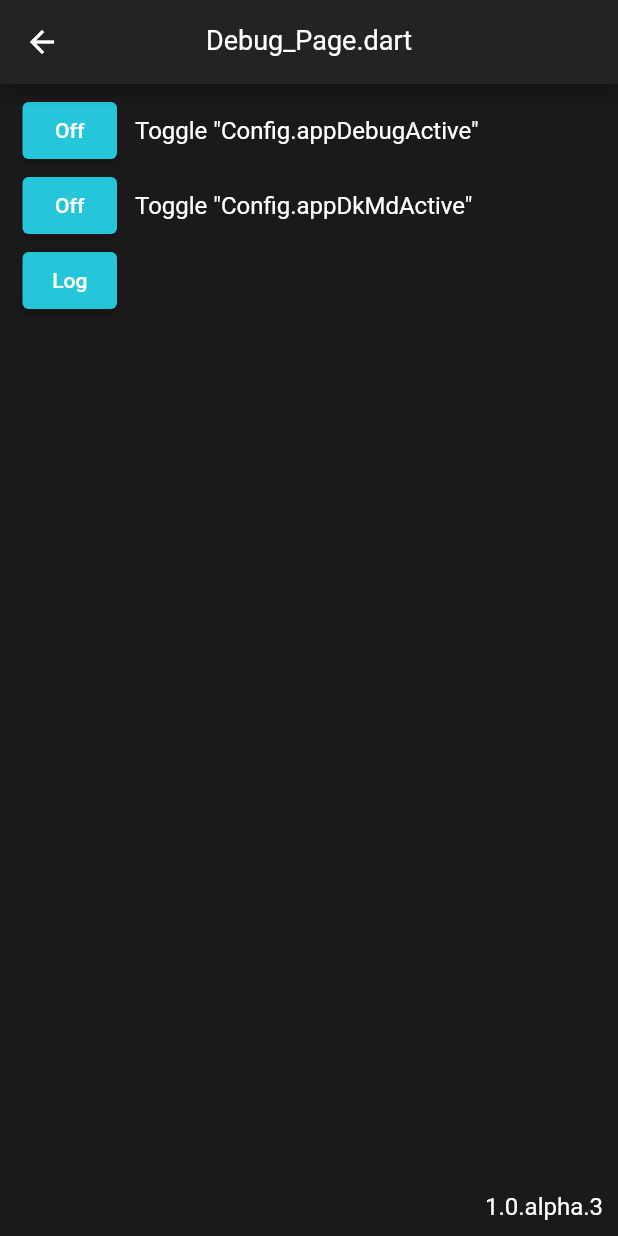
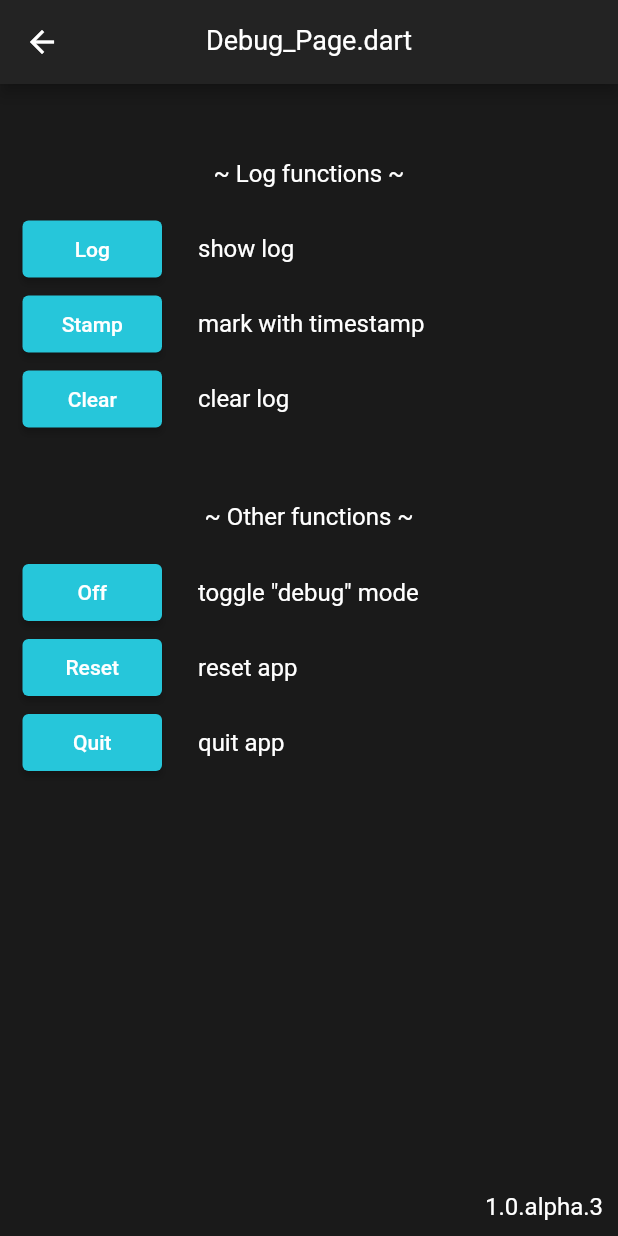
Before and after one commit to redfrogred/examples, a Flutter app: the Debug_Page screen opened by its route, on a phone screen of 412 x 824 dp. Run offline on Flutter 3.47's test engine with Material 2 defaults, Android fonts, the phone set to English and light mode, and no system bars; our stand-ins replace page_transition, webview_flutter.

Commit message:
blue showing in log

```diff
--- a/lib/classes/Utils.dart
+++ b/lib/classes/Utils.dart
@@ -4,6 +4,9 @@ import 'package:flutter/foundation.dart';
 import './Config.dart';
 
 class Utils {
+
+  static String _lastFileName = '';
+  static String str = '';
 
   // timestamp stuff
   static int beginTimeStamp = DateTime.now().millisecondsSinceEpoch;
@@ -49,7 +52,16 @@ class Utils {
       if (kDebugMode) {
         print('(${ timeDiff() }) >> ($filename) $message');
       }
-      Config.log += '<tr class="timestamp"><td class="yellow">${ timeDiff() }</td><td><b>$filename</b></span></td></tr><tr class="description"><td></td><td class="ltgrey">$message</td></tr>';
+      // if the calling filename has changed, highlight it in blue
+      if ( filename == _lastFileName ) {
+        str = '<b>$filename</b>';
+      }
+      else {
+        str = '<b class="blue">$filename</b>';
+      }
+      _lastFileName = filename;
+
+      Config.log += '<tr class="timestamp"><td class="yellow">${ timeDiff() }</td><td><b>$str</b></span></td></tr><tr class="description"><td></td><td class="ltgrey">$message</td></tr>';
 
     // show highlighted?
     if ( highlight == true ) {
--- a/lib/pages/Debug_Page.dart
+++ b/lib/pages/Debug_Page.dart
@@ -22,6 +22,7 @@ class _Debug_PageState extends State<Debug_Page> {
 
   // (this page) variables
   static const String _fileName = 'Debug_Page.dart';
+  static const double _buttonWidth = 120;     // the width of the buttons on the left
 
   // (this page) init and dispose
   @override
@@ -67,10 +68,103 @@ class _Debug_PageState extends State<Debug_Page> {
                 color: Colors.transparent,
                 child: Column(
                   children: [
+
+
+                    Container(
+                      child: Padding(
+                        padding: const EdgeInsets.fromLTRB(0,50,0,10),
+                        child: Text('~ Log functions ~'),
+                      ),
+                    ),
                     Row(
                       children: [
                         SizedBox(
-                          width: 90,
+                          width: _buttonWidth,
+                          height: 50,
+                          child: Padding(
+                            padding: EdgeInsets.fromLTRB(15,12,12,0),
+                            child: ElevatedButton(
+                              child: Text('Log'),
+                              onPressed: () {
+                                Utils.log( _fileName, '(event) clicked "go to Log_Page()"');
+                                Navigator.of(context).push(
+                                  MaterialPageRoute(builder: (_) => Log_Page())
+                                );
+                              },
+                            ),
+                          ),
+                        ),
+                        Padding(
+                          padding: EdgeInsets.fromLTRB(12,12,12,0),
+                          child: Text('show log'),
+                        ),
+                      ]
+                    ),
+                    Row(
+                      children: [
+                        SizedBox(
+                          width: _buttonWidth,
+                          height: 50,
+                          child: Padding(
+                            padding: EdgeInsets.fromLTRB(15,12,12,0),
+                            child: ElevatedButton(
+                              child: Text('Stamp'),
+                              onPressed: () {
+                                Utils.log( _fileName, '(event) clicked "go to Log_Page()"');
+                                Navigator.of(context).push(
+                                  MaterialPageRoute(builder: (_) => Log_Page())
+                                );
+                              },
+                            ),
+                          ),
+                        ),
+                        Padding(
+                          padding: EdgeInsets.fromLTRB(12,12,12,0),
+                          child: Text('mark with timestamp'),
+                        ),
+                      ]
+                    ),
+                    Row(
+                      children: [
+                        SizedBox(
+                          width: _buttonWidth,
+                          height: 50,
+                          child: Padding(
+                            padding: EdgeInsets.fromLTRB(15,12,12,0),
+                            child: ElevatedButton(
+                              child: Text('Clear'),
+                              onPressed: () {
+                                Utils.log( _fileName, '(event) clicked "go to Log_Page()"');
+                                Navigator.of(context).push(
+                                  MaterialPageRoute(builder: (_) => Log_Page())
+                                );
+                              },
+                            ),
+                          ),
+                        ),
+                        Padding(
+                          padding: EdgeInsets.fromLTRB(12,12,12,0),
+                          child: Text('clear log'),
+                        ),
+                      ]
+                    ),
+
+
+
+
+
+
+
+                    Container(
+                      child: Padding(
+                        padding: const EdgeInsets.fromLTRB(0,50,0,10),
+                        child: Text('~ Other functions ~'),
+                      ),
+                    ),
+                    Row(
+                      children: [
+                        SizedBox(
+                          width: _buttonWidth,
                           height: 50,
                           child: Padding(
                             padding: EdgeInsets.fromLTRB(15,12,12,0),
@@ -81,48 +175,47 @@ class _Debug_PageState extends State<Debug_Page> {
                           ),
                         ),
                         Padding(
-                          padding: EdgeInsets.fromLTRB(0,12,12,0),
-                          child: Text('Toggle "Config.appDebugActive"'),
+                          padding: EdgeInsets.fromLTRB(12,12,12,0),
+                          child: Text('toggle "debug" mode'),
                         ),
                       ]
                     ),
                     Row(
                       children: [
                         SizedBox(
-                          width: 90,
+                          width: _buttonWidth,
                           height: 50,
                           child: Padding(
                             padding: EdgeInsets.fromLTRB(15,12,12,0),
                             child: ElevatedButton(
-                              child: Text('Off'),
+                              child: Text('Reset'),
                               onPressed: () {},
                             ),
                           ),
                         ),
                         Padding(
-                          padding: EdgeInsets.fromLTRB(0,12,12,0),
-                          child: Text('Toggle "Config.appDkMdActive"'),
+                          padding: EdgeInsets.fromLTRB(12,12,12,0),
+                          child: Text('reset app'),
                         ),
                       ]
                     ),
                     Row(
                       children: [
                         SizedBox(
-                          width: 90,
+                          width: _buttonWidth,
                           height: 50,
                           child: Padding(
                             padding: EdgeInsets.fromLTRB(15,12,12,0),
                             child: ElevatedButton(
-                              child: Text('Log'),
-                              onPressed: () {
-                                Utils.log( _fileName, '( $_fileName ) (event) clicked "go to Log_Page()"');
-                                Navigator.of(context).push(
-                                  MaterialPageRoute(builder: (_) => Log_Page())
-                                );
-                              },
+                              child: Text('Quit'),
+                              onPressed: () {},
                             ),
                           ),
-                        )
+                        ),
+                        Padding(
+                          padding: EdgeInsets.fromLTRB(12,12,12,0),
+                          child: Text('quit app'),
+                        ),
                       ]
                     ),
                   ]
```
